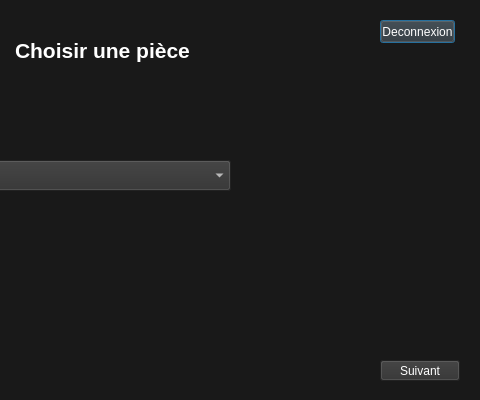
This is IHM_Final/welcomepage.ui in ProjectCDG/IHM as Qt 5 draws it before an edit; both pictures show x 320 to 800 and y 0 to 400 of the 800 by 400 pixel window. The edited form follows.
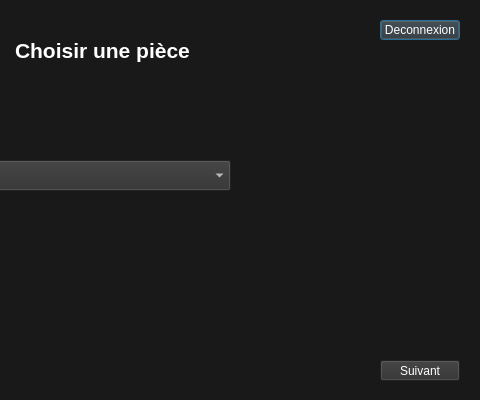
This is the edited form.

Patch:
```diff
--- a/IHM_Final/welcomepage.ui
+++ b/IHM_Final/welcomepage.ui
@@ -44,8 +44,8 @@
     <rect>
      <x>700</x>
      <y>20</y>
-     <width>75</width>
-     <height>23</height>
+     <width>80</width>
+     <height>20</height>
     </rect>
    </property>
    <property name="styleSheet">
```
